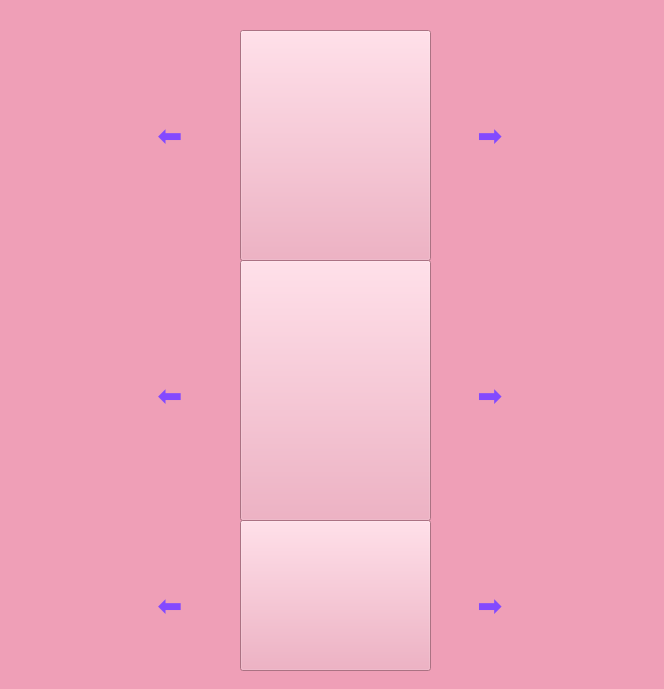
Old version of the form outfits.ui in the repository o1la/Outfit-Generator.
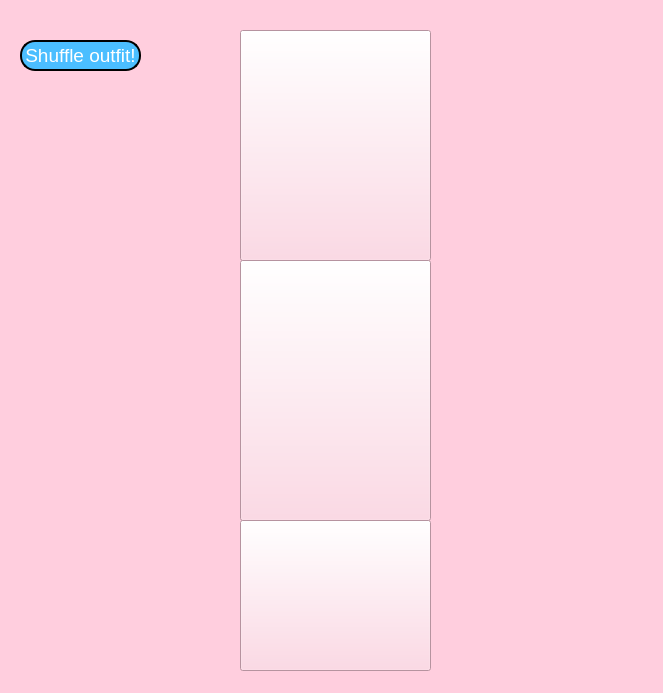
New version of the form. Icons and pictures are not drawn.

Commit message: added shuffle button and touched up the design

What changed in the file:
```diff
--- a/outfits.ui
+++ b/outfits.ui
@@ -6,15 +6,15 @@
    <rect>
     <x>0</x>
     <y>0</y>
-    <width>664</width>
-    <height>689</height>
+    <width>663</width>
+    <height>693</height>
    </rect>
   </property>
   <property name="windowTitle">
    <string>Dialog</string>
   </property>
   <property name="styleSheet">
-   <string notr="true">background-color: rgb(239, 159, 183)</string>
+   <string notr="true">background-color: rgb(255, 206, 222)</string>
   </property>
   <widget class="QPushButton" name="rightBotttoms">
    <property name="geometry">
@@ -32,13 +32,24 @@
 border: 0px</string>
    </property>
    <property name="text">
-    <string>➡️</string>
+    <string/>
+   </property>
+   <property name="icon">
+    <iconset>
+     <normaloff>right.png</normaloff>
+     <activeon>:/new/prefix1/right.png</activeon>right.png</iconset>
+   </property>
+   <property name="iconSize">
+    <size>
+     <width>60</width>
+     <height>60</height>
+    </size>
    </property>
   </widget>
   <widget class="QPushButton" name="leftBottoms">
    <property name="geometry">
     <rect>
-     <x>120</x>
+     <x>130</x>
      <y>380</y>
      <width>100</width>
      <height>32</height>
@@ -51,14 +62,26 @@
 border: 0px</string>
    </property>
    <property name="text">
-    <string>⬅️</string>
+    <string/>
+   </property>
+   <property name="icon">
+    <iconset>
+     <normaloff>left.png</normaloff>
+     <normalon>:/new/prefix1/left.png</normalon>
+     <activeon>:/new/prefix1/left.png</activeon>left.png</iconset>
+   </property>
+   <property name="iconSize">
+    <size>
+     <width>60</width>
+     <height>60</height>
+    </size>
    </property>
   </widget>
   <widget class="QPushButton" name="leftTops">
    <property name="geometry">
     <rect>
-     <x>120</x>
-     <y>120</y>
+     <x>130</x>
+     <y>130</y>
      <width>100</width>
      <height>32</height>
     </rect>
@@ -70,14 +93,32 @@
 border: 0px</string>
    </property>
    <property name="text">
-    <string>⬅️</string>
+    <string notr="true"/>
+   </property>
+   <property name="icon">
+    <iconset>
+     <normaloff>left.png</normaloff>
+     <normalon>:/new/prefix1/left.png</normalon>
+     <activeon>:/new/prefix1/left.png</activeon>left.png</iconset>
+   </property>
+   <property name="iconSize">
+    <size>
+     <width>60</width>
+     <height>60</height>
+    </size>
+   </property>
+   <property name="default">
+    <bool>true</bool>
+   </property>
+   <property name="flat">
+    <bool>true</bool>
    </property>
   </widget>
   <widget class="QPushButton" name="rightTops">
    <property name="geometry">
     <rect>
      <x>440</x>
-     <y>120</y>
+     <y>130</y>
      <width>100</width>
      <height>32</height>
     </rect>
@@ -89,13 +130,28 @@
 border: 0px</string>
    </property>
    <property name="text">
-    <string>➡️</string>
+    <string/>
+   </property>
+   <property name="icon">
+    <iconset theme="go-next" resource="right.qrc">
+     <normaloff>:/new/prefix1/right.png</normaloff>
+     <normalon>:/new/prefix1/right.png</normalon>
+     <activeon>:/new/prefix1/right.png</activeon>:/new/prefix1/right.png</iconset>
+   </property>
+   <property name="iconSize">
+    <size>
+     <width>60</width>
+     <height>60</height>
+    </size>
+   </property>
+   <property name="autoDefault">
+    <bool>false</bool>
    </property>
   </widget>
   <widget class="QPushButton" name="leftShoes">
    <property name="geometry">
     <rect>
-     <x>120</x>
+     <x>130</x>
      <y>590</y>
      <width>100</width>
      <height>32</height>
@@ -108,7 +164,19 @@
 border: 0px</string>
    </property>
    <property name="text">
-    <string>⬅️</string>
+    <string/>
+   </property>
+   <property name="icon">
+    <iconset>
+     <normaloff>left.png</normaloff>
+     <normalon>:/new/prefix1/left.png</normalon>
+     <activeon>:/new/prefix1/left.png</activeon>left.png</iconset>
+   </property>
+   <property name="iconSize">
+    <size>
+     <width>60</width>
+     <height>60</height>
+    </size>
    </property>
   </widget>
   <widget class="QPushButton" name="rightShoes">
@@ -127,7 +195,19 @@
 border: 0px</string>
    </property>
    <property name="text">
-    <string>➡️</string>
+    <string/>
+   </property>
+   <property name="icon">
+    <iconset>
+     <normaloff>right.png</normaloff>
+     <disabledoff>:/new/prefix1/right.png</disabledoff>
+     <activeon>:/new/prefix1/right.png</activeon>right.png</iconset>
+   </property>
+   <property name="iconSize">
+    <size>
+     <width>60</width>
+     <height>60</height>
+    </size>
    </property>
   </widget>
   <widget class="QPushButton" name="topsView">
@@ -172,6 +252,54 @@
     <string/>
    </property>
   </widget>
+  <widget class="QPushButton" name="shuffleButton">
+   <property name="geometry">
+    <rect>
+     <x>20</x>
+     <y>40</y>
+     <width>121</width>
+     <height>31</height>
+    </rect>
+   </property>
+   <property name="styleSheet">
+    <string notr="true">QPushButton
+{
+	background: rgb(75, 190, 255);
+	color: #fff;
+	border: 2px solid black;
+	border-radius: 15px;
+	padding: 2px;
+	font: 14pt ;
+	font: 500 15pt &quot;Changa&quot;;
+}
+
+
+QPushButton::hover
+{
+	background-color: rgb(255, 57, 110);
+	color: #fff;
+	border: 2px solid black;
+	border-radius: 15px;
+	padding: 2px;
+	font: 14pt;
+}
+
+
+QPushButton::pressed
+{
+	background-color: rgb(255, 57, 115);
+	color: #fff;
+	border: 2px solid black;
+	border-radius: 15px;
+	padding: 2px;
+	font: 14pt;
+}
+</string>
+   </property>
+   <property name="text">
+    <string>Shuffle outfit!</string>
+   </property>
+  </widget>
  </widget>
  <resources/>
  <connections/>
```
Left out of the diff: 4 changed lines with no effect on the pictures. The commit also changes 12 other files.
